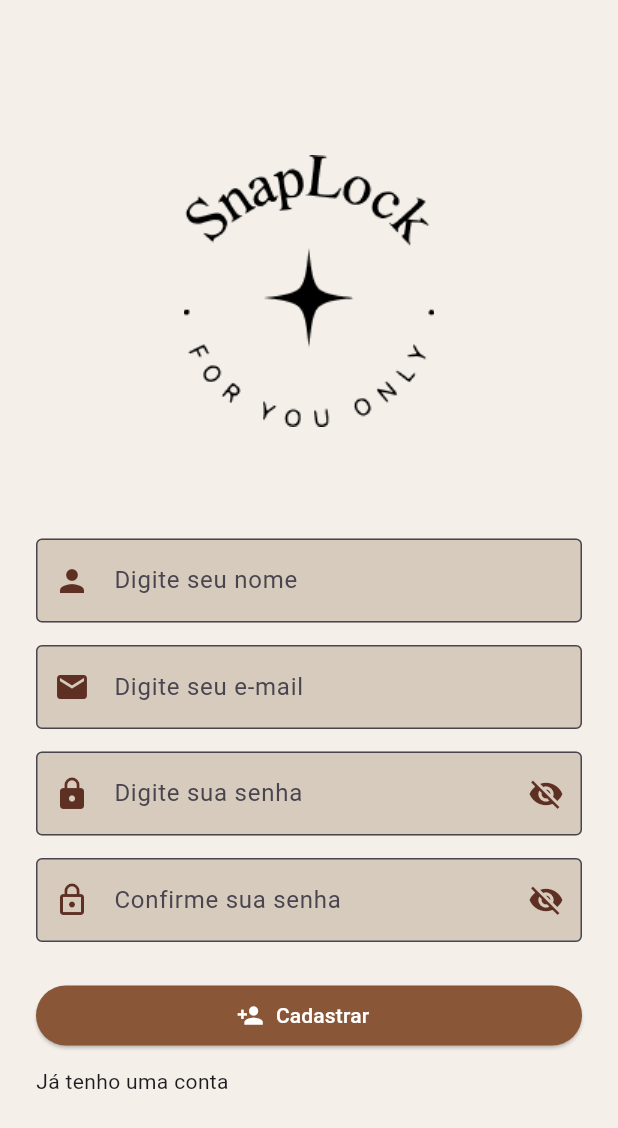
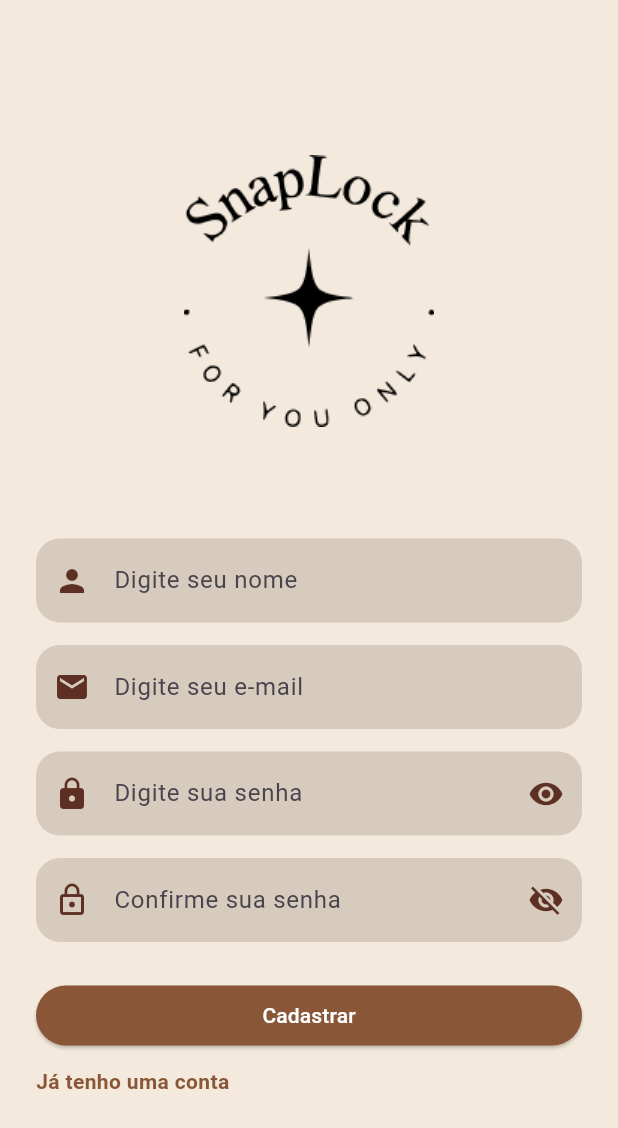
Before and after one commit to llomarques/SnapLock-0.1, a Flutter app: the CadastroPage screen opened directly, on a phone screen of 412 x 824 dp. Shown: the top 1128 px of the screen. Run offline on Flutter 3.47's test engine with Material 3 defaults, Android fonts, the phone set to English and light mode, and no system bars; our stand-ins replace carousel_slider.

Commit message:
Arrumando tela de cadastro

```diff
--- a/lib/frontend/cadastro_page.dart
+++ b/lib/frontend/cadastro_page.dart
@@ -63,7 +63,7 @@ class _CadastroPageState extends State<CadastroPage> {
   @override
   Widget build(BuildContext context) {
     return Scaffold(
-      backgroundColor: const Color(0xFFF4EFE9),
+      backgroundColor: Color(0xFFF3E9DC),
       body: SingleChildScrollView(
         padding: const EdgeInsets.all(24),
         child: Column(
@@ -78,30 +78,45 @@ class _CadastroPageState extends State<CadastroPage> {
             const SizedBox(height: 15),
               TextField(
               controller: nomeController,
-              decoration: const InputDecoration(
+              keyboardType: TextInputType.emailAddress,
+              decoration: InputDecoration(
                 filled: true,
-                fillColor: Color(0xFFD7CBBD),
+                fillColor: const Color(0xFFD7CBBD),
                 hintText: 'Digite seu nome',
-                prefixIcon: Icon(
+                prefixIcon: const Icon(
                   Icons.person,
                   color: Color(0xFF5E3023),
                 ),
-                border: OutlineInputBorder(),
+                border: OutlineInputBorder(
+                  borderRadius: BorderRadius.circular(16),
+                  borderSide: BorderSide.none,
+                ),
+                focusedBorder: OutlineInputBorder(
+                  borderRadius: BorderRadius.circular(16),
+                  borderSide: BorderSide.none,
+                ),
               ),
             ),
             const SizedBox(height: 15),
             TextField(
               controller: emailController,
               keyboardType: TextInputType.emailAddress,
-              decoration: const InputDecoration(
+              decoration: InputDecoration(
                 filled: true,
-                fillColor: Color(0xFFD7CBBD),
+                fillColor: const Color(0xFFD7CBBD),
                 hintText: 'Digite seu e-mail',
-                prefixIcon: Icon(
+                prefixIcon: const Icon(
                   Icons.email,
                   color: Color(0xFF5E3023),
                 ),
-                border: OutlineInputBorder(),
+                border: OutlineInputBorder(
+                  borderRadius: BorderRadius.circular(16),
+                  borderSide: BorderSide.none,
+                ),
+                focusedBorder: OutlineInputBorder(
+                  borderRadius: BorderRadius.circular(16),
+                  borderSide: BorderSide.none,
+                ),
               ),
             ),
             const SizedBox(height: 15),
@@ -116,7 +131,14 @@ class _CadastroPageState extends State<CadastroPage> {
                   Icons.lock,
                   color: Color(0xFF5E3023),
                 ),
-                border: const OutlineInputBorder(),
+                border: OutlineInputBorder(
+                  borderRadius: BorderRadius.circular(16),
+                  borderSide: BorderSide.none,
+                ),
+                focusedBorder: OutlineInputBorder(
+                  borderRadius: BorderRadius.circular(16),
+                  borderSide: BorderSide.none,
+                ),
                 suffixIcon: IconButton(
                     onPressed: () {
                       setState(() {
@@ -124,10 +146,9 @@ class _CadastroPageState extends State<CadastroPage> {
                       });
                     },
                     icon: Icon(
-                    esconderSenha ? Icons.visibility_off : Icons.visibility,
+                      esconderSenha ? Icons.visibility : Icons.visibility_off,
                       color: Color(0xFF5E3023),
-                  ),
-                ),
+                    )),
               ),
             ),
             const SizedBox(height: 15),
@@ -142,7 +163,14 @@ class _CadastroPageState extends State<CadastroPage> {
                   Icons.lock_outline,
                   color: Color(0xFF5E3023),
                   ),
-                border: const OutlineInputBorder(),
+                border: OutlineInputBorder(
+                  borderRadius: BorderRadius.circular(16),
+                  borderSide: BorderSide.none,
+                ),
+                focusedBorder: OutlineInputBorder(
+                  borderRadius: BorderRadius.circular(16),
+                  borderSide: BorderSide.none,
+                ),
                 suffixIcon: IconButton(
                   onPressed: () {
                     setState(() {
@@ -163,7 +191,6 @@ class _CadastroPageState extends State<CadastroPage> {
                   backgroundColor: const Color(0xFF895737),
                   foregroundColor: Colors.white,
                 ),
-              icon: const Icon(Icons.person_add, size: 18),
               label: const Text('Cadastrar', style: TextStyle(fontSize: 14)),
 
 
@@ -176,6 +203,10 @@ class _CadastroPageState extends State<CadastroPage> {
                 },
                 child: Text(
                   'Já tenho uma conta',
+                  style: TextStyle(
+                      color: Color(0xFF895737),
+                      fontWeight: FontWeight.bold, // Opcional: sublinha a palavra
+                    ),
                 )),
             const SizedBox(
               height: 25,
```
Lines whose indentation alone changed are shown as unchanged.
